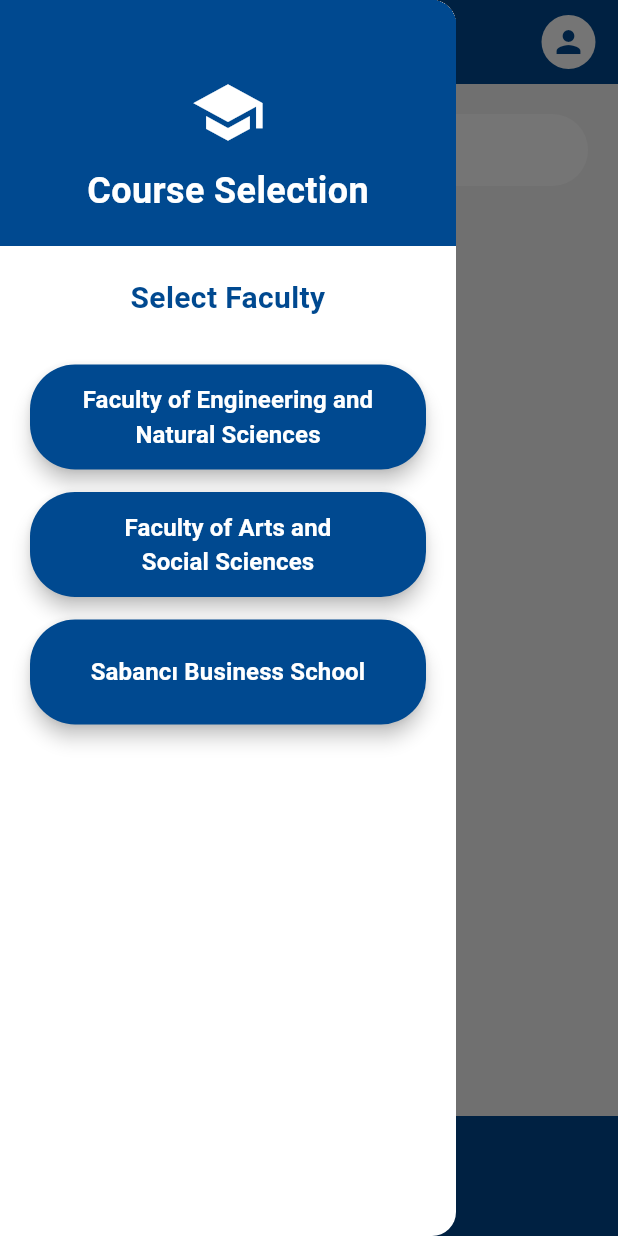
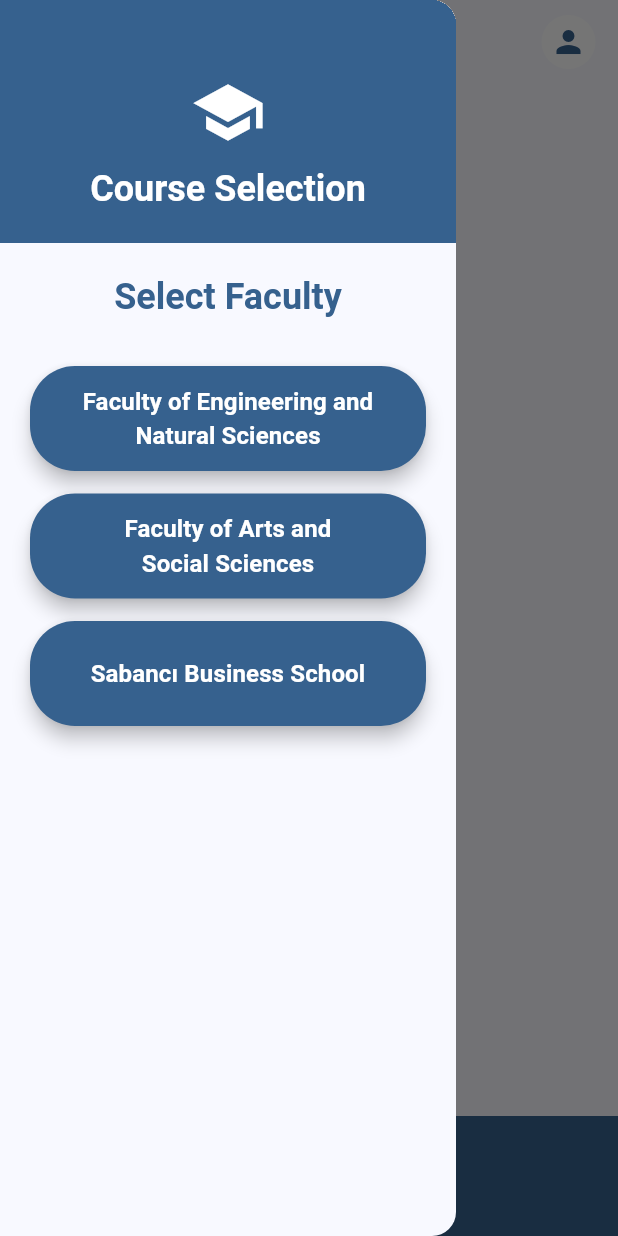
Before and after one commit to OzanMuhcu/SUrate, a Flutter app: the screen it shows once a user with an empty profile is signed in, with the side drawer open, on a phone screen of 412 x 824 dp. Run offline on Flutter 3.47's test engine with Material 3 defaults, Android fonts, the phone set to English and light mode, and no system bars; our stand-ins replace cloud_firestore, firebase_auth, firebase_core, flutter_rating_bar, shared_preferences; accounts and stored records are empty.

Commit message:
Theme issue fixed thanks to Fatih Onur GECKIL

```diff
--- a/lib/MainPage.dart
+++ b/lib/MainPage.dart
@@ -53,19 +53,20 @@
       return matchesSearch && matchesCategory;
     }).toList();
 
+    final theme = Theme.of(context);
+
     return Scaffold(
-      backgroundColor: const Color(0xFFF5F5F5),
+      backgroundColor: theme.scaffoldBackgroundColor,
 
       appBar: AppBar(
-        backgroundColor: const Color(0xFF004990),
-        iconTheme: const IconThemeData(color: Colors.white),
+        backgroundColor: theme.appBarTheme.backgroundColor,
+        iconTheme: theme.appBarTheme.iconTheme,
         centerTitle: true,
-        title: const Text(
+        title: Text(
           "SuRate",
-          style: TextStyle(
-            color: Colors.white,
+          style: theme.textTheme.headlineSmall?.copyWith(
+            color: theme.colorScheme.onPrimary,
             fontWeight: FontWeight.bold,
-            fontSize: 22,
           ),
         ),
         actions: [
@@ -78,10 +79,10 @@
                   MaterialPageRoute(builder: (context) => const ProfilePage()),
                 );
               },
-              child: const CircleAvatar(
+              child: CircleAvatar(
                 radius: 18,
-                backgroundColor: Colors.white,
-                child: Icon(Icons.person, color: Color(0xFF004990)),
+                backgroundColor: theme.colorScheme.onPrimary,
+                child: Icon(Icons.person, color: theme.colorScheme.primary),
               ),
             ),
           ),
@@ -98,7 +99,7 @@
         children: [
           Container(
             padding: const EdgeInsets.fromLTRB(20, 20, 20, 10),
-            color: const Color(0xFFF5F5F5),
+            color: theme.scaffoldBackgroundColor,
             child: TextField(
               controller: _searchController,
               onChanged: (value) {
@@ -108,9 +109,9 @@
               },
               decoration: InputDecoration(
                 hintText: "Search for classes...",
-                prefixIcon: const Icon(Icons.search, color: Colors.grey),
+                prefixIcon: Icon(Icons.search, color: theme.hintColor),
                 filled: true,
-                fillColor: Colors.white,
+                fillColor: theme.cardColor,
                 contentPadding: const EdgeInsets.symmetric(vertical: 0),
                 border: OutlineInputBorder(
                   borderRadius: BorderRadius.circular(30),
@@ -118,7 +119,7 @@
                 ),
                 suffixIcon: _searchQuery.isNotEmpty
                     ? IconButton(
-                  icon: const Icon(Icons.clear, color: Colors.grey),
+                  icon: Icon(Icons.clear, color: theme.hintColor),
                   onPressed: () {
                     _searchController.clear();
                     setState(() {
@@ -138,7 +139,10 @@
                 children: [
                   Text(
                     "Filtering by: $_selectedCategory",
-                    style: const TextStyle(fontWeight: FontWeight.bold, color: Color(0xFF004990)),
+                    style: theme.textTheme.bodyMedium?.copyWith(
+                      fontWeight: FontWeight.bold,
+                      color: theme.colorScheme.primary,
+                    ),
                   ),
                   const SizedBox(width: 10),
                   GestureDetector(
@@ -155,10 +159,10 @@
                 : errorMessage != null
                 ? Center(child: Text("Error: $errorMessage"))
                 : filteredCourses.isEmpty
-                ? const Center(
+                ? Center(
               child: Text(
                 "No courses found.",
-                style: TextStyle(fontSize: 16, color: Colors.grey),
+                style: theme.textTheme.bodyMedium?.copyWith(color: theme.hintColor),
               ),
             )
                 : ListView.builder(
@@ -191,7 +195,7 @@
       ),
 
       bottomNavigationBar: BottomAppBar(
-        color: const Color(0xFF004990),
+        color: theme.primaryColor,
         child: GestureDetector(
           onTap: () {
             Navigator.push(
@@ -205,14 +209,13 @@
             alignment: Alignment.center,
             child: Row(
               mainAxisAlignment: MainAxisAlignment.center,
-              children: const [
-                Icon(Icons.message, color: Colors.white, size: 30),
-                SizedBox(width: 10),
+              children: [
+                Icon(Icons.message, color: theme.colorScheme.onPrimary, size: 30),
+                const SizedBox(width: 10),
                 Text(
                   "Discussion",
-                  style: TextStyle(
-                    fontSize: 20,
-                    color: Colors.white,
+                  style: theme.textTheme.titleLarge?.copyWith(
+                    color: theme.colorScheme.onPrimary,
                     fontWeight: FontWeight.bold,
                   ),
                 ),
@@ -232,6 +235,11 @@
         required double rating,
         required VoidCallback onTap,
       }) {
+    final theme = Theme.of(context);
+    final ratingColor = rating >= 4.0
+        ? Colors.green
+        : (rating >= 2.5 ? Colors.orange : Colors.red);
+
     return Padding(
       padding: const EdgeInsets.only(bottom: 15),
       child: GestureDetector(
@@ -239,7 +247,7 @@
         child: Container(
           padding: const EdgeInsets.all(15),
           decoration: BoxDecoration(
-            color: Colors.white,
+            color: theme.cardColor,
             borderRadius: BorderRadius.circular(15),
             boxShadow: const [
               BoxShadow(
@@ -258,19 +266,16 @@
                   children: [
                     Text(
                       "$code - $faculty",
-                      style: const TextStyle(
+                      style: theme.textTheme.bodySmall?.copyWith(
                         fontWeight: FontWeight.bold,
-                        fontSize: 14,
-                        color: Colors.grey,
+                        color: theme.hintColor,
                       ),
                     ),
                     const SizedBox(height: 5),
                     Text(
                       name,
-                      style: const TextStyle(
+                      style: theme.textTheme.bodyLarge?.copyWith(
                         fontWeight: FontWeight.bold,
-                        fontSize: 16,
-                        color: Colors.black87,
                       ),
                     ),
                   ],
@@ -279,11 +284,7 @@
               Container(
                 padding: const EdgeInsets.symmetric(horizontal: 12, vertical: 6),
                 decoration: BoxDecoration(
-                  color: rating >= 4.0
-                      ? Colors.green.withOpacity(0.2)
-                      : (rating >= 2.5
-                      ? Colors.orange.withOpacity(0.2)
-                      : Colors.red.withOpacity(0.2)),
+                  color: ratingColor.withOpacity(0.2),
                   borderRadius: BorderRadius.circular(20),
                 ),
                 child: Row(
@@ -291,15 +292,14 @@
                     Icon(
                       Icons.star,
                       size: 16,
-                      color: rating >= 4.0
-                          ? Colors.green
-                          : (rating >= 2.5 ? Colors.orange : Colors.red),
+                      color: ratingColor,
                     ),
                     const SizedBox(width: 5),
                     Text(
                       rating.toStringAsFixed(1),
-                      style: const TextStyle(
+                      style: theme.textTheme.bodyMedium?.copyWith(
                         fontWeight: FontWeight.bold,
+                        color: ratingColor,
                       ),
                     ),
                   ],
--- a/lib/drawer.dart
+++ b/lib/drawer.dart
@@ -38,23 +38,24 @@
 
   @override
   Widget build(BuildContext context) {
+    final theme = Theme.of(context);
+
     return Drawer(
-      backgroundColor: Colors.white,
+      backgroundColor: theme.canvasColor,
       child: Column(
         children: [
           Container(
             width: double.infinity,
             padding: const EdgeInsets.only(top: 50, bottom: 20),
-            color: const Color(0xFF004990),
+            color: theme.primaryColor,
             child: Column(
-              children: const [
-                Icon(Icons.school, color: Colors.white, size: 50),
-                SizedBox(height: 10),
+              children: [
+                Icon(Icons.school, color: theme.colorScheme.onPrimary, size: 50),
+                const SizedBox(height: 10),
                 Text(
                   "Course Selection",
-                  style: TextStyle(
-                    color: Colors.white,
-                    fontSize: 24,
+                  style: theme.textTheme.headlineSmall?.copyWith(
+                    color: theme.colorScheme.onPrimary,
                     fontWeight: FontWeight.bold,
                   ),
                 ),
@@ -73,16 +74,17 @@
   }
 
   Widget _buildFacultyList() {
+    final theme = Theme.of(context);
+
     return ListView(
       padding: const EdgeInsets.all(20),
       children: [
-        const Text(
+        Text(
           "Select Faculty",
           textAlign: TextAlign.center,
-          style: TextStyle(
-            fontSize: 20,
+          style: theme.textTheme.headlineSmall?.copyWith(
             fontWeight: FontWeight.bold,
-            color: Color(0xFF004990),
+            color: theme.colorScheme.primary,
           ),
         ),
         const SizedBox(height: 30),
@@ -101,17 +103,18 @@
   }
 
   Widget _buildCourseList() {
+    final theme = Theme.of(context);
     final courses = _facultyData[_selectedFaculty] ?? [];
 
     return Column(
       children: [
         Container(
           padding: const EdgeInsets.symmetric(horizontal: 10, vertical: 10),
-          color: Colors.grey[100],
+          color: theme.dividerColor.withOpacity(0.05),
           child: Row(
             children: [
               IconButton(
-                icon: const Icon(Icons.arrow_back, color: Color(0xFF004990)),
+                icon: Icon(Icons.arrow_back, color: theme.colorScheme.primary),
                 onPressed: () {
                   setState(() {
                     _selectedFaculty = null;
@@ -121,9 +124,8 @@
               Expanded(
                 child: Text(
                   "Back to Faculties",
-                  style: TextStyle(
-                    fontSize: 16,
-                    color: Colors.grey[800],
+                  style: theme.textTheme.titleMedium?.copyWith(
+                    color: theme.colorScheme.secondary,
                     fontWeight: FontWeight.w500,
                   ),
                 ),
@@ -137,10 +139,9 @@
           child: Text(
             _selectedFaculty!,
             textAlign: TextAlign.center,
-            style: const TextStyle(
-              fontSize: 18,
+            style: theme.textTheme.headlineSmall?.copyWith(
               fontWeight: FontWeight.bold,
-              color: Color(0xFF004990),
+              color: theme.colorScheme.primary,
             ),
           ),
         ),
@@ -175,6 +176,8 @@
     required VoidCallback onPressed,
     bool isSmall = false,
   }) {
+    final theme = Theme.of(context);
+
     return Padding(
       padding: const EdgeInsets.only(bottom: 15),
       child: SizedBox(
@@ -183,7 +186,7 @@
         child: ElevatedButton(
           onPressed: onPressed,
           style: ElevatedButton.styleFrom(
-            backgroundColor: const Color(0xFF004990),
+            backgroundColor: theme.primaryColor,
             shape: RoundedRectangleBorder(
               borderRadius: BorderRadius.circular(30),
             ),
@@ -193,7 +196,7 @@
             text,
             textAlign: TextAlign.center,
             style: TextStyle(
-              color: Colors.white,
+              color: theme.colorScheme.onPrimary,
               fontSize: isSmall ? 14 : 16,
               fontWeight: FontWeight.bold,
             ),
--- a/lib/main.dart
+++ b/lib/main.dart
@@ -48,13 +48,18 @@
           title: 'SuRate',
           theme: ThemeData(
             brightness: Brightness.light,
-            primarySwatch: Colors.blue,
+            colorScheme: ColorScheme.fromSeed(
+              seedColor: Colors.blue,
+              brightness: Brightness.light,
+            ),
             useMaterial3: true,
           ),
           darkTheme: ThemeData(
             brightness: Brightness.dark,
-            scaffoldBackgroundColor: Colors.grey[400],
-            primarySwatch: Colors.indigo,
+            colorScheme: ColorScheme.fromSeed(
+              seedColor: Colors.indigo,
+              brightness: Brightness.dark,
+            ),
             useMaterial3: true,
           ),
           themeMode: themeProvider.themeMode,
```
Also changed, not shown: lib/course_detail_page.dart (+19 -16 lines), lib/discussion_detail_page.dart (+30 -27 lines), lib/discussions.dart (+21 -18 lines).
